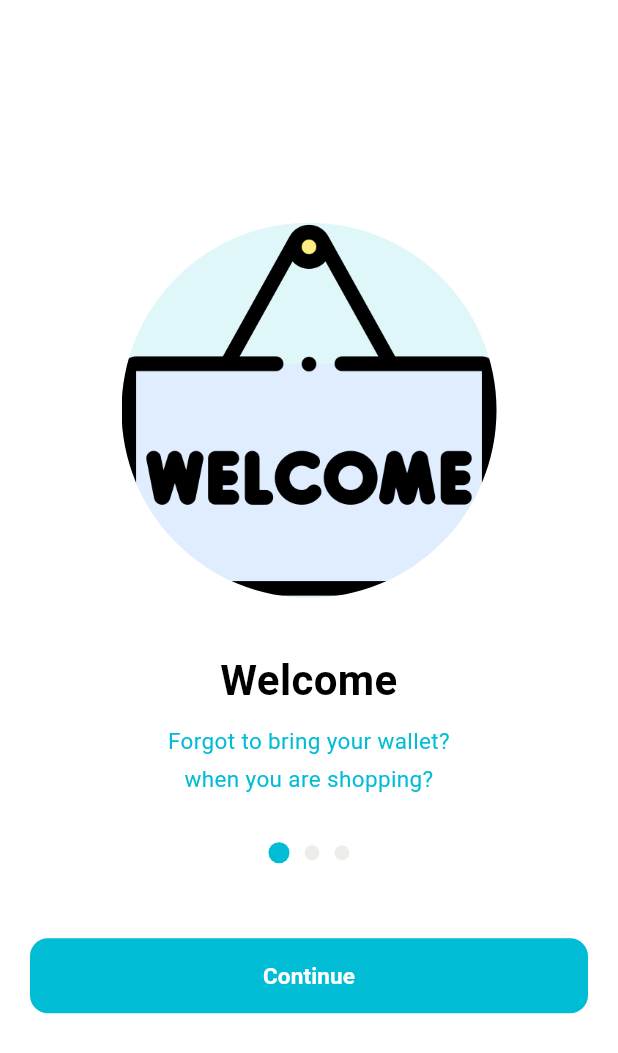
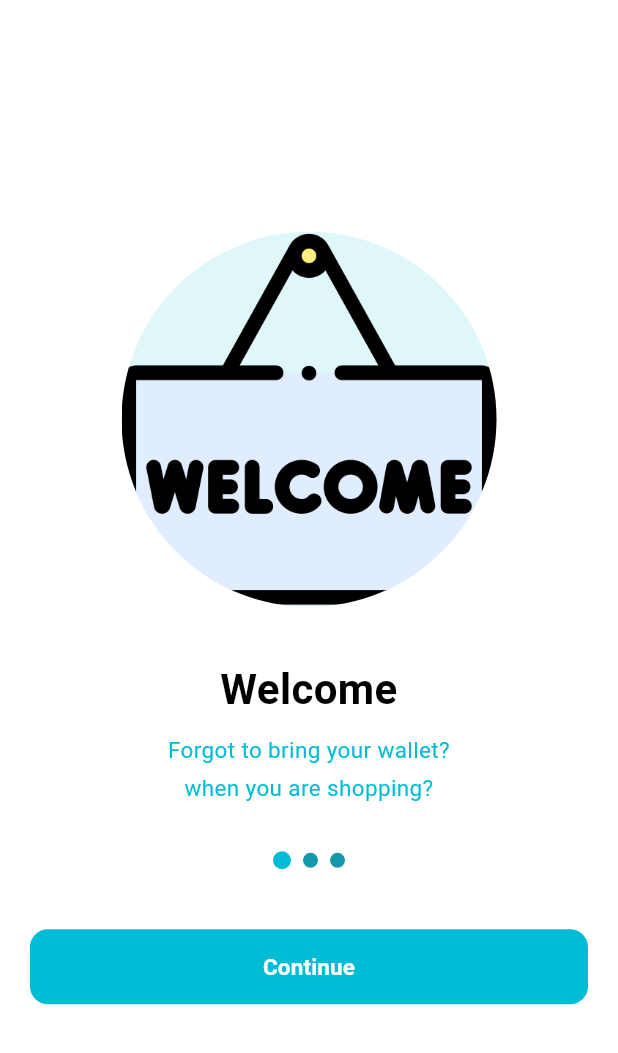
Before and after one commit to AriPurwoAji/KB1179-1123150126-UTS, a Flutter app: the screen it shows after launch, on a phone screen of 412 x 824 dp. Shown: the top 1053 px of the screen. Run offline on Flutter 3.47's test engine with Material 3 defaults, Android fonts, the phone set to English and light mode, and no system bars.

Commit message:
Mengapus indicator bool active

```diff
--- a/lib/screens/splash_screen_1.dart
+++ b/lib/screens/splash_screen_1.dart
@@ -69,45 +69,36 @@ class SplashScreen1 extends StatelessWidget {
                   Row(
                     mainAxisAlignment: MainAxisAlignment.center,
                     children: [
-                      GestureDetector(
-                        onTap: () {
-                          Navigator.pushReplacement(
-                            context,
-                            MaterialPageRoute(
-                              builder: (_) => const SplashScreen1(),
-                            ),
-                          );
-                        },
-                        child: _indicator(true),
+                      Container(
+                        height: 12,
+                        width: 12,
+                        decoration: BoxDecoration(
+                          shape: BoxShape.circle,
+                          color: Colors.cyan,
+                        ),
                       ),
-                      const SizedBox(width: 10),
-                      GestureDetector(
-                        onTap: () {
-                          Navigator.pushReplacement(
-                            context,
-                            MaterialPageRoute(
-                              builder: (_) => const SplashScreen2(),
-                            ),
-                          );
-                        },
-                        child: _indicator(false),
+                      const SizedBox(width: 8),
+                      Container(
+                        height: 10,
+                        width: 10,
+                        decoration: BoxDecoration(
+                          shape: BoxShape.circle,
+                          color: const Color.fromARGB(255, 21, 153, 170),
+                        ),
                       ),
-                      const SizedBox(width: 10),
-                      GestureDetector(
-                        onTap: () {
-                          Navigator.pushReplacement(
-                            context,
-                            MaterialPageRoute(
-                              builder: (_) => const SplashScreen3(),
-                            ),
-                          );
-                        },
-                        child: _indicator(false),
+                      const SizedBox(width: 8),
+                      Container(
+                        height: 10,
+                        width: 10,
+                        decoration: BoxDecoration(
+                          shape: BoxShape.circle,
+                          color: const Color.fromARGB(255, 21, 153, 170),
+                        ),
                       ),
                     ],
                   ),
 
-                  const SizedBox(height: 50),
+                  const SizedBox(height: 40),
 
                   SizedBox(
                     width: double.infinity,
@@ -147,16 +138,4 @@ class SplashScreen1 extends StatelessWidget {
       ),
     );
   }
-
-  Widget _indicator(bool active) {
-    return AnimatedContainer(
-      duration: const Duration(milliseconds: 300),
-      width: active ? 14 : 10,
-      height: active ? 14 : 10,
-      decoration: BoxDecoration(
-        shape: BoxShape.circle,
-        color: active ? Colors.cyan : const Color(0xFFedede9),
-      ),
-    );
-  }
 }
```
